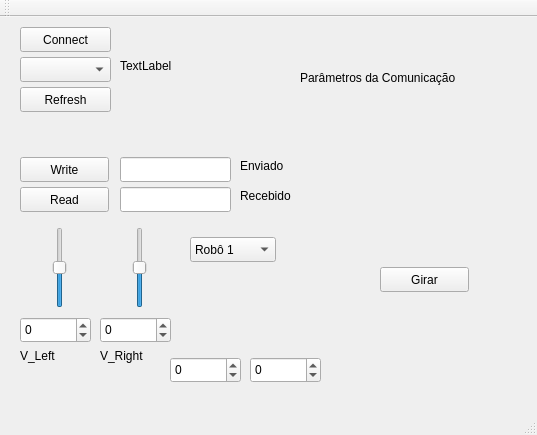
The window that mainwindow.ui (David1340/Comunicacao_LambeSujo) describes before a commit, drawn with Qt 5.
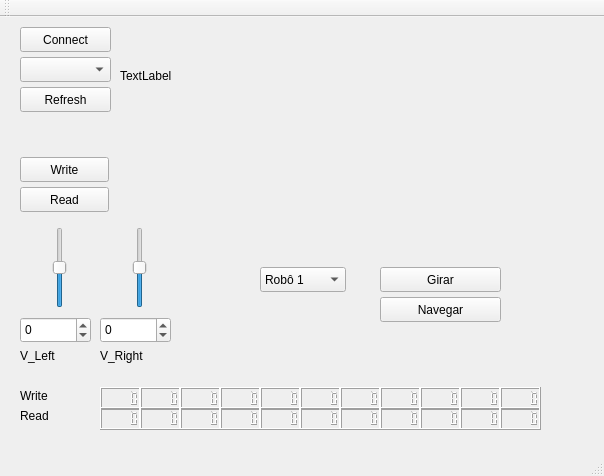
The same window after the commit. Custom widgets are drawn as their Qt base class.

Commit message: Testes de girar funcionando e QCustom plot também

The edit to the form file:
```diff
--- a/mainwindow.ui
+++ b/mainwindow.ui
@@ -6,8 +6,8 @@
    <rect>
     <x>0</x>
     <y>0</y>
-    <width>537</width>
-    <height>435</height>
+    <width>604</width>
+    <height>476</height>
    </rect>
   </property>
   <property name="windowTitle">
@@ -41,7 +41,7 @@
     <property name="geometry">
      <rect>
       <x>120</x>
-      <y>40</y>
+      <y>50</y>
       <width>261</width>
       <height>17</height>
      </rect>
@@ -63,52 +63,6 @@
      <string>Write</string>
     </property>
    </widget>
-   <widget class="QLineEdit" name="lineEdit">
-    <property name="geometry">
-     <rect>
-      <x>120</x>
-      <y>140</y>
-      <width>111</width>
-      <height>25</height>
-     </rect>
-    </property>
-   </widget>
-   <widget class="QLabel" name="label_2">
-    <property name="geometry">
-     <rect>
-      <x>240</x>
-      <y>140</y>
-      <width>67</width>
-      <height>17</height>
-     </rect>
-    </property>
-    <property name="text">
-     <string>Enviado</string>
-    </property>
-   </widget>
-   <widget class="QLineEdit" name="lineEdit_2">
-    <property name="geometry">
-     <rect>
-      <x>120</x>
-      <y>170</y>
-      <width>111</width>
-      <height>25</height>
-     </rect>
-    </property>
-   </widget>
-   <widget class="QLabel" name="label_3">
-    <property name="geometry">
-     <rect>
-      <x>240</x>
-      <y>170</y>
-      <width>67</width>
-      <height>17</height>
-     </rect>
-    </property>
-    <property name="text">
-     <string>Recebido</string>
-    </property>
-   </widget>
    <widget class="QPushButton" name="CheckSerial_Button">
     <property name="geometry">
      <rect>
@@ -135,19 +89,6 @@
      <string>Read</string>
     </property>
    </widget>
-   <widget class="QLabel" name="Baud_Rate">
-    <property name="geometry">
-     <rect>
-      <x>300</x>
-      <y>0</y>
-      <width>201</width>
-      <height>121</height>
-     </rect>
-    </property>
-    <property name="text">
-     <string>Parâmetros da Comunicação</string>
-    </property>
-   </widget>
    <widget class="QSlider" name="verticalSlider_vel_R">
     <property name="geometry">
      <rect>
@@ -182,47 +123,6 @@
     <property name="maximum">
      <number>100</number>
     </property>
-    <property name="stepType">
-     <enum>QAbstractSpinBox::AdaptiveDecimalStepType</enum>
-    </property>
-   </widget>
-   <widget class="QSpinBox" name="spinBox_texte">
-    <property name="geometry">
-     <rect>
-      <x>170</x>
-      <y>340</y>
-      <width>71</width>
-      <height>26</height>
-     </rect>
-    </property>
-    <property name="minimum">
-     <number>-256</number>
-    </property>
-    <property name="maximum">
-     <number>256</number>
-    </property>
-    <property name="value">
-     <number>0</number>
-    </property>
-   </widget>
-   <widget class="QSpinBox" name="spinBox_texte_2">
-    <property name="geometry">
-     <rect>
-      <x>250</x>
-      <y>340</y>
-      <width>71</width>
-      <height>26</height>
-     </rect>
-    </property>
-    <property name="minimum">
-     <number>-256</number>
-    </property>
-    <property name="maximum">
-     <number>256</number>
-    </property>
-    <property name="value">
-     <number>0</number>
-    </property>
    </widget>
    <widget class="QSlider" name="verticalSlider_vel_L">
     <property name="geometry">
@@ -265,8 +165,8 @@
    <widget class="QComboBox" name="Select_Robot">
     <property name="geometry">
      <rect>
-      <x>190</x>
-      <y>220</y>
+      <x>260</x>
+      <y>250</y>
       <width>86</width>
       <height>25</height>
      </rect>
@@ -328,7 +228,7 @@
      <rect>
       <x>380</x>
       <y>250</y>
-      <width>89</width>
+      <width>121</width>
       <height>25</height>
      </rect>
     </property>
@@ -336,6 +236,275 @@
      <string>Girar</string>
     </property>
    </widget>
+   <widget class="QLCDNumber" name="lcdNumber_id">
+    <property name="geometry">
+     <rect>
+      <x>100</x>
+      <y>370</y>
+      <width>41</width>
+      <height>23</height>
+     </rect>
+    </property>
+   </widget>
+   <widget class="QLabel" name="label_9">
+    <property name="geometry">
+     <rect>
+      <x>20</x>
+      <y>370</y>
+      <width>67</width>
+      <height>17</height>
+     </rect>
+    </property>
+    <property name="text">
+     <string>Write</string>
+    </property>
+   </widget>
+   <widget class="QLabel" name="label_10">
+    <property name="geometry">
+     <rect>
+      <x>20</x>
+      <y>390</y>
+      <width>67</width>
+      <height>17</height>
+     </rect>
+    </property>
+    <property name="text">
+     <string>Read</string>
+    </property>
+   </widget>
+   <widget class="QLCDNumber" name="lcdNumber_L1">
+    <property name="geometry">
+     <rect>
+      <x>140</x>
+      <y>370</y>
+      <width>41</width>
+      <height>23</height>
+     </rect>
+    </property>
+   </widget>
+   <widget class="QLCDNumber" name="lcdNumber_R1">
+    <property name="geometry">
+     <rect>
+      <x>180</x>
+      <y>370</y>
+      <width>41</width>
+      <height>23</height>
+     </rect>
+    </property>
+   </widget>
+   <widget class="QLCDNumber" name="lcdNumber_L2">
+    <property name="geometry">
+     <rect>
+      <x>220</x>
+      <y>370</y>
+      <width>41</width>
+      <height>23</height>
+     </rect>
+    </property>
+   </widget>
+   <widget class="QLCDNumber" name="lcdNumber_R2">
+    <property name="geometry">
+     <rect>
+      <x>260</x>
+      <y>370</y>
+      <width>41</width>
+      <height>23</height>
+     </rect>
+    </property>
+   </widget>
+   <widget class="QLCDNumber" name="lcdNumber_L3">
+    <property name="geometry">
+     <rect>
+      <x>300</x>
+      <y>370</y>
+      <width>41</width>
+      <height>23</height>
+     </rect>
+    </property>
+   </widget>
+   <widget class="QLCDNumber" name="lcdNumber_R3">
+    <property name="geometry">
+     <rect>
+      <x>340</x>
+      <y>370</y>
+      <width>41</width>
+      <height>23</height>
+     </rect>
+    </property>
+   </widget>
+   <widget class="QLCDNumber" name="lcdNumber_L4">
+    <property name="geometry">
+     <rect>
+      <x>380</x>
+      <y>370</y>
+      <width>41</width>
+      <height>23</height>
+     </rect>
+    </property>
+   </widget>
+   <widget class="QLCDNumber" name="lcdNumber_R4">
+    <property name="geometry">
+     <rect>
+      <x>420</x>
+      <y>370</y>
+      <width>41</width>
+      <height>23</height>
+     </rect>
+    </property>
+   </widget>
+   <widget class="QLCDNumber" name="lcdNumber_L5">
+    <property name="geometry">
+     <rect>
+      <x>460</x>
+      <y>370</y>
+      <width>41</width>
+      <height>23</height>
+     </rect>
+    </property>
+   </widget>
+   <widget class="QLCDNumber" name="lcdNumber_R5">
+    <property name="geometry">
+     <rect>
+      <x>500</x>
+      <y>370</y>
+      <width>41</width>
+      <height>23</height>
+     </rect>
+    </property>
+   </widget>
+   <widget class="QLCDNumber" name="lcdNumber_id_r">
+    <property name="geometry">
+     <rect>
+      <x>100</x>
+      <y>390</y>
+      <width>41</width>
+      <height>23</height>
+     </rect>
+    </property>
+   </widget>
+   <widget class="QLCDNumber" name="lcdNumber_L1_r">
+    <property name="geometry">
+     <rect>
+      <x>140</x>
+      <y>390</y>
+      <width>41</width>
+      <height>23</height>
+     </rect>
+    </property>
+   </widget>
+   <widget class="QLCDNumber" name="lcdNumber_R1_r">
+    <property name="geometry">
+     <rect>
+      <x>180</x>
+      <y>390</y>
+      <width>41</width>
+      <height>23</height>
+     </rect>
+    </property>
+   </widget>
+   <widget class="QLCDNumber" name="lcdNumber_L2_r">
+    <property name="geometry">
+     <rect>
+      <x>220</x>
+      <y>390</y>
+      <width>41</width>
+      <height>23</height>
+     </rect>
+    </property>
+   </widget>
+   <widget class="QLCDNumber" name="lcdNumber_R2_r">
+    <property name="geometry">
+     <rect>
+      <x>260</x>
+      <y>390</y>
+      <width>41</width>
+      <height>23</height>
+     </rect>
+    </property>
+   </widget>
+   <widget class="QLCDNumber" name="lcdNumber_L3_r">
+    <property name="geometry">
+     <rect>
+      <x>300</x>
+      <y>390</y>
+      <width>41</width>
+      <height>23</height>
+     </rect>
+    </property>
+   </widget>
+   <widget class="QLCDNumber" name="lcdNumber_R3_r">
+    <property name="geometry">
+     <rect>
+      <x>340</x>
+      <y>390</y>
+      <width>41</width>
+      <height>23</height>
+     </rect>
+    </property>
+   </widget>
+   <widget class="QLCDNumber" name="lcdNumber_L4_r">
+    <property name="geometry">
+     <rect>
+      <x>380</x>
+      <y>390</y>
+      <width>41</width>
+      <height>23</height>
+     </rect>
+    </property>
+   </widget>
+   <widget class="QLCDNumber" name="lcdNumber_R4_r">
+    <property name="geometry">
+     <rect>
+      <x>420</x>
+      <y>390</y>
+      <width>41</width>
+      <height>23</height>
+     </rect>
+    </property>
+   </widget>
+   <widget class="QLCDNumber" name="lcdNumber_L5_r">
+    <property name="geometry">
+     <rect>
+      <x>460</x>
+      <y>390</y>
+      <width>41</width>
+      <height>23</height>
+     </rect>
+    </property>
+   </widget>
+   <widget class="QLCDNumber" name="lcdNumber_R5_r">
+    <property name="geometry">
+     <rect>
+      <x>500</x>
+      <y>390</y>
+      <width>41</width>
+      <height>23</height>
+     </rect>
+    </property>
+   </widget>
+   <widget class="QPushButton" name="navegar">
+    <property name="geometry">
+     <rect>
+      <x>380</x>
+      <y>280</y>
+      <width>121</width>
+      <height>25</height>
+     </rect>
+    </property>
+    <property name="text">
+     <string>Navegar</string>
+    </property>
+   </widget>
+   <widget class="QCustomPlot" name="widget" native="true">
+    <property name="geometry">
+     <rect>
+      <x>300</x>
+      <y>10</y>
+      <width>291</width>
+      <height>171</height>
+     </rect>
+    </property>
+   </widget>
   </widget>
   <widget class="QMenuBar" name="menuBar">
    <property name="geometry">
@@ -358,6 +527,14 @@
   <widget class="QStatusBar" name="statusBar"/>
  </widget>
  <layoutdefault spacing="6" margin="11"/>
+ <customwidgets>
+  <customwidget>
+   <class>QCustomPlot</class>
+   <extends>QWidget</extends>
+   <header>qcustomplot.h</header>
+   <container>1</container>
+  </customwidget>
+ </customwidgets>
  <resources/>
  <connections/>
 </ui>
```
Left out of the diff: 5 changed lines with no effect on the pictures. The commit also changes 8 other files.
